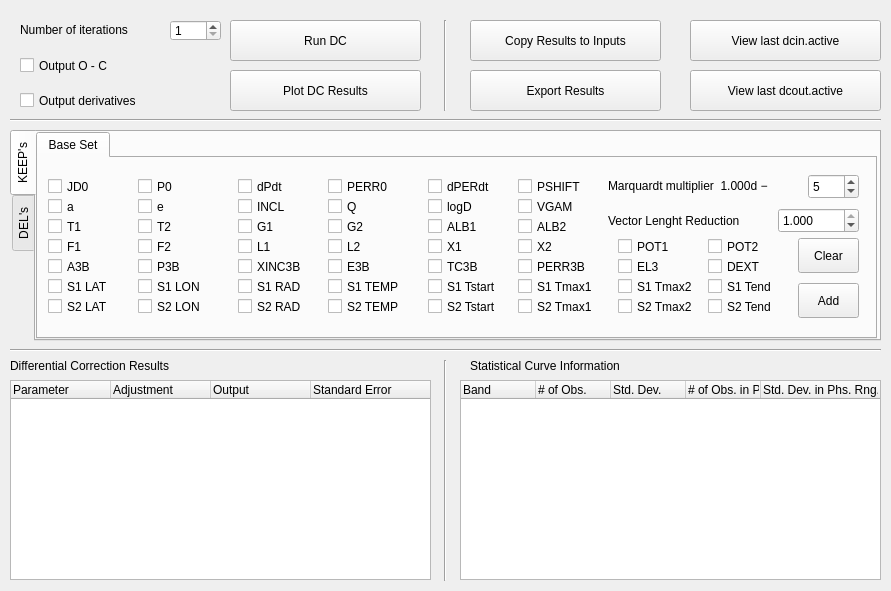
Above: resources/dcwidget.ui from Varnani/PyWD2015 before the change. Below: the same form after it.
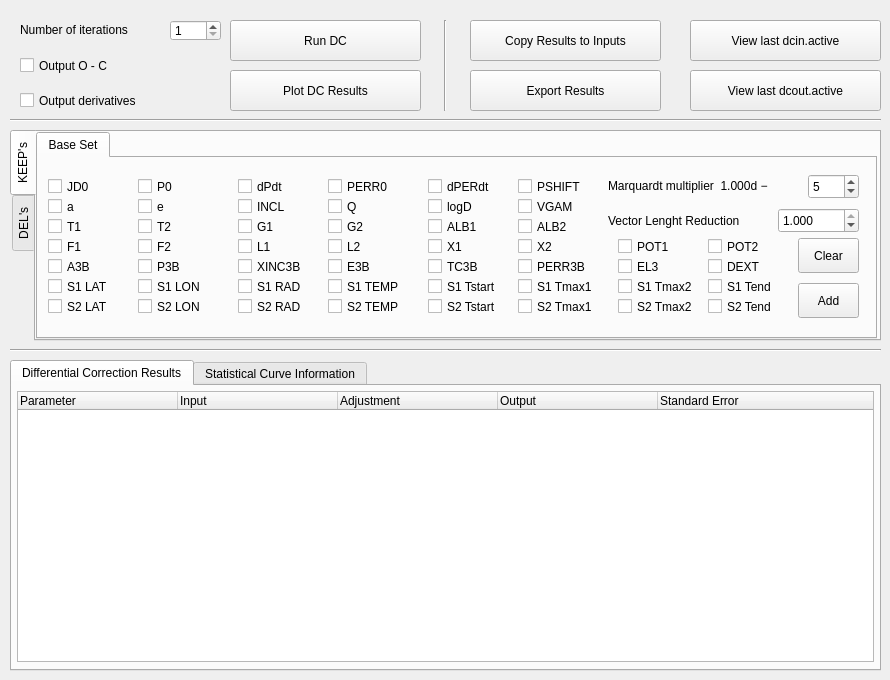
That is the form after the change.

Commit message: implemented threading for dc2015: running differential corrections will now spawn another thread and run dc2015 inside. this thread can be aborted while running. additionally, results will be parsed into diff. corr. result widget.

```diff
--- a/resources/dcwidget.ui
+++ b/resources/dcwidget.ui
@@ -6,49 +6,25 @@
    <rect>
     <x>0</x>
     <y>0</y>
-    <width>891</width>
-    <height>591</height>
+    <width>890</width>
+    <height>680</height>
    </rect>
   </property>
+  <property name="minimumSize">
+   <size>
+    <width>890</width>
+    <height>680</height>
+   </size>
+  </property>
+  <property name="maximumSize">
+   <size>
+    <width>890</width>
+    <height>680</height>
+   </size>
+  </property>
   <property name="windowTitle">
    <string>Run Differential Corrections</string>
   </property>
-  <widget class="QTreeWidget" name="result_treewidget">
-   <property name="geometry">
-    <rect>
-     <x>10</x>
-     <y>380</y>
-     <width>421</width>
-     <height>200</height>
-    </rect>
-   </property>
-   <property name="alternatingRowColors">
-    <bool>true</bool>
-   </property>
-   <property name="headerHidden">
-    <bool>false</bool>
-   </property>
-   <column>
-    <property name="text">
-     <string>Parameter</string>
-    </property>
-   </column>
-   <column>
-    <property name="text">
-     <string>Adjustment</string>
-    </property>
-   </column>
-   <column>
-    <property name="text">
-     <string>Output</string>
-    </property>
-   </column>
-   <column>
-    <property name="text">
-     <string>Standard Error</string>
-    </property>
-   </column>
-  </widget>
   <widget class="QPushButton" name="rundc2015_btn">
    <property name="geometry">
     <rect>
@@ -88,32 +64,6 @@
     <string>Export Results</string>
    </property>
   </widget>
-  <widget class="QLabel" name="label">
-   <property name="geometry">
-    <rect>
-     <x>10</x>
-     <y>350</y>
-     <width>401</width>
-     <height>31</height>
-    </rect>
-   </property>
-   <property name="text">
-    <string>Differential Correction Results</string>
-   </property>
-  </widget>
-  <widget class="QLabel" name="label_2">
-   <property name="geometry">
-    <rect>
-     <x>470</x>
-     <y>350</y>
-     <width>321</width>
-     <height>31</height>
-    </rect>
-   </property>
-   <property name="text">
-    <string>Statistical Curve Information</string>
-   </property>
-  </widget>
   <widget class="QPushButton" name="viewlaastdcout_btn">
    <property name="geometry">
     <rect>
@@ -218,78 +168,6 @@
     <enum>Qt::Horizontal</enum>
    </property>
   </widget>
-  <widget class="Line" name="line_5">
-   <property name="geometry">
-    <rect>
-     <x>420</x>
-     <y>360</y>
-     <width>51</width>
-     <height>221</height>
-    </rect>
-   </property>
-   <property name="orientation">
-    <enum>Qt::Vertical</enum>
-   </property>
-  </widget>
-  <widget class="QTreeWidget" name="curvestat_treewidget">
-   <property name="geometry">
-    <rect>
-     <x>460</x>
-     <y>380</y>
-     <width>421</width>
-     <height>200</height>
-    </rect>
-   </property>
-   <property name="indentation">
-    <number>0</number>
-   </property>
-   <property name="columnCount">
-    <number>5</number>
-   </property>
-   <attribute name="headerDefaultSectionSize">
-    <number>75</number>
-   </attribute>
-   <column>
-    <property name="text">
-     <string>Band</string>
-    </property>
-   </column>
-   <column>
-    <property name="text">
-     <string># of Obs.</string>
-    </property>
-    <property name="toolTip">
-     <string>Number of observations.</string>
-    </property>
-    <property name="statusTip">
-     <string>Number of observations.</string>
-    </property>
-   </column>
-   <column>
-    <property name="text">
-     <string>Std. Dev.</string>
-    </property>
-    <property name="toolTip">
-     <string>Standard deviation.</string>
-    </property>
-   </column>
-   <column>
-    <property name="text">
-     <string># of Obs. in Phs. Rng.</string>
-    </property>
-    <property name="toolTip">
-     <string>Number of observations in phase range as configured in curve properties.</string>
-    </property>
-   </column>
-   <column>
-    <property name="text">
-     <string>Std. Dev. in Phs. Rng.</string>
-    </property>
-    <property name="toolTip">
-     <string>Standard deviation in phase range as configured in curve properties.</string>
-    </property>
-   </column>
-  </widget>
   <widget class="QTabWidget" name="tabWidget_2">
    <property name="geometry">
     <rect>
@@ -2014,6 +1892,141 @@
     <string>Output derivatives</string>
    </property>
   </widget>
+  <widget class="QTabWidget" name="tabWidget_3">
+   <property name="geometry">
+    <rect>
+     <x>10</x>
+     <y>360</y>
+     <width>871</width>
+     <height>311</height>
+    </rect>
+   </property>
+   <property name="currentIndex">
+    <number>0</number>
+   </property>
+   <widget class="QWidget" name="tab_2">
+    <attribute name="title">
+     <string>Differential Correction Results</string>
+    </attribute>
+    <widget class="QTreeWidget" name="result_treewidget">
+     <property name="geometry">
+      <rect>
+       <x>5</x>
+       <y>5</y>
+       <width>857</width>
+       <height>271</height>
+      </rect>
+     </property>
+     <property name="alternatingRowColors">
+      <bool>true</bool>
+     </property>
+     <property name="selectionMode">
+      <enum>QAbstractItemView::ExtendedSelection</enum>
+     </property>
+     <property name="selectionBehavior">
+      <enum>QAbstractItemView::SelectRows</enum>
+     </property>
+     <property name="headerHidden">
+      <bool>false</bool>
+     </property>
+     <attribute name="headerDefaultSectionSize">
+      <number>160</number>
+     </attribute>
+     <column>
+      <property name="text">
+       <string>Parameter</string>
+      </property>
+     </column>
+     <column>
+      <property name="text">
+       <string>Input</string>
+      </property>
+     </column>
+     <column>
+      <property name="text">
+       <string>Adjustment</string>
+      </property>
+     </column>
+     <column>
+      <property name="text">
+       <string>Output</string>
+      </property>
+     </column>
+     <column>
+      <property name="text">
+       <string>Standard Error</string>
+      </property>
+     </column>
+    </widget>
+   </widget>
+   <widget class="QWidget" name="tab_5">
+    <attribute name="title">
+     <string>Statistical Curve Information</string>
+    </attribute>
+    <widget class="QTreeWidget" name="curvestat_treewidget">
+     <property name="geometry">
+      <rect>
+       <x>5</x>
+       <y>5</y>
+       <width>857</width>
+       <height>271</height>
+      </rect>
+     </property>
+     <property name="selectionMode">
+      <enum>QAbstractItemView::NoSelection</enum>
+     </property>
+     <property name="indentation">
+      <number>0</number>
+     </property>
+     <property name="columnCount">
+      <number>5</number>
+     </property>
+     <attribute name="headerDefaultSectionSize">
+      <number>160</number>
+     </attribute>
+     <column>
+      <property name="text">
+       <string>Band</string>
+      </property>
+     </column>
+     <column>
+      <property name="text">
+       <string># of Observations</string>
+      </property>
+      <property name="toolTip">
+       <string>Number of observations.</string>
+      </property>
+      <property name="statusTip">
+       <string>Number of observations.</string>
+      </property>
+     </column>
+     <column>
+      <property name="text">
+       <string>Standard Deviation</string>
+      </property>
+      <property name="toolTip">
+       <string>Standard deviation.</string>
+      </property>
+     </column>
+     <column>
+      <property name="text">
+       <string># of Obs. in Phs. Rng.</string>
+      </property>
+      <property name="toolTip">
+       <string>Number of observations in phase range as configured in curve properties.</string>
+      </property>
+     </column>
+     <column>
+      <property name="text">
+       <string>Std. Dev. in Phs. Rng.</string>
+      </property>
+      <property name="toolTip">
+       <string>Standard deviation in phase range as configured in curve properties.</string>
+      </property>
+     </column>
+    </widget>
+   </widget>
+  </widget>
  </widget>
  <resources/>
  <connections/>
```
The commit also changes 7 other files.
